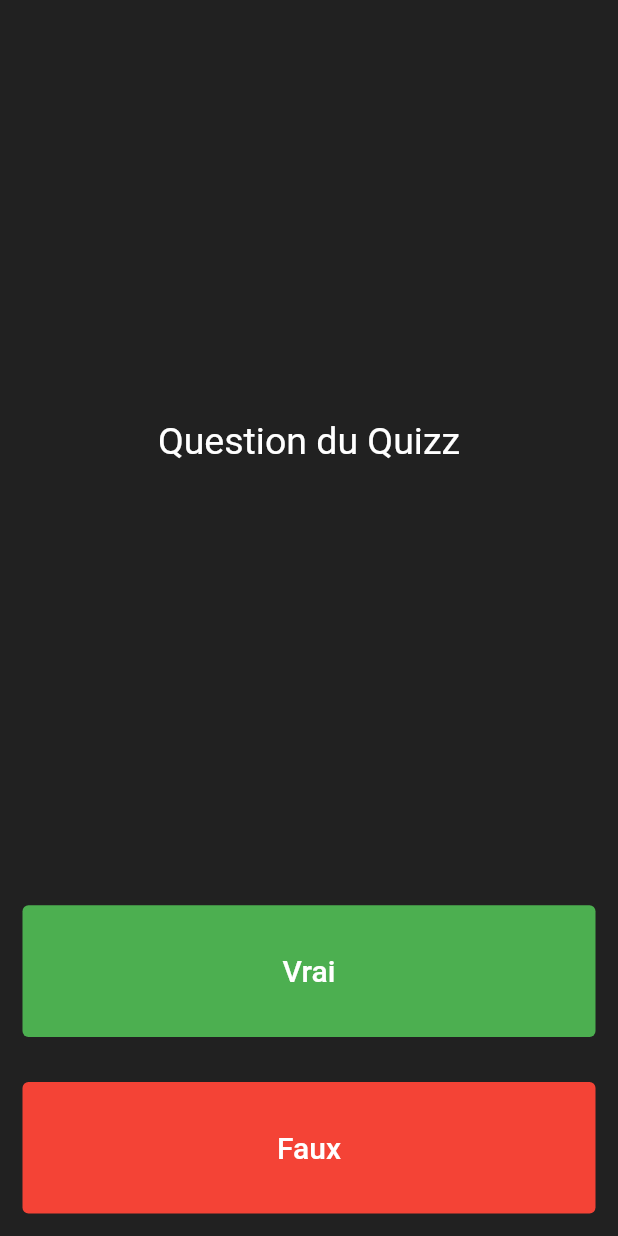
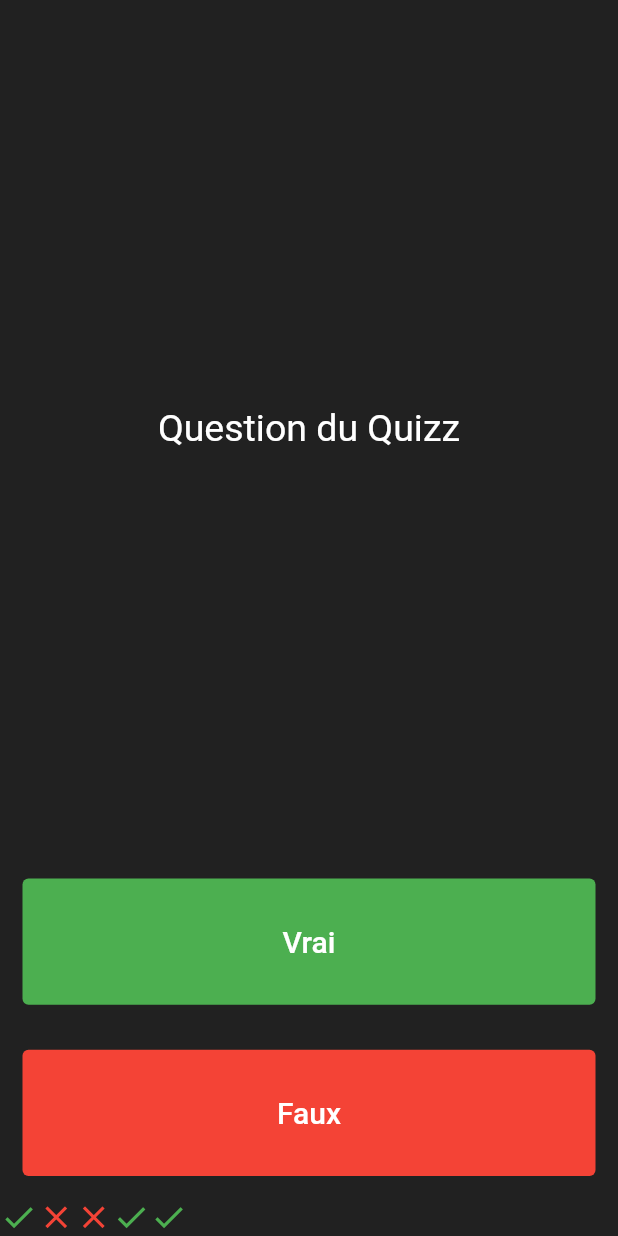
Before and after one commit to Ryll974/quizz_vf1, a Flutter app: the screen it shows after launch, on a phone screen of 412 x 824 dp. Run offline on Flutter 3.47's test engine with Material 2 defaults, Android fonts, the phone set to English and light mode, and no system bars.

Commit message:
3  - Les Listes

```diff
--- a/lib/main.dart
+++ b/lib/main.dart
@@ -19,10 +19,33 @@ class Quizz extends StatefulWidget {
 }
 
 class _Quizz extends State<Quizz> {
-  final Icon iconRight = Icon(Icons.check,color:Colors.green,size: 25.0,);
-  final Icon iconWrong = Icon(Icons.close,color:Colors.red,size: 25.0,);
-  List<Icon> listedesicones = [];
-  listedesicones = [iconRight];
+  List<Icon> listedesicones = [
+    Icon(
+      Icons.check,
+      color: Colors.green,
+      size: 25.0,
+    ),
+    Icon(
+      Icons.close,
+      color: Colors.red,
+      size: 25.0,
+    ),
+    Icon(
+      Icons.close,
+      color: Colors.red,
+      size: 25.0,
+    ),
+    Icon(
+      Icons.check,
+      color: Colors.green,
+      size: 25.0,
+    ),
+    Icon(
+      Icons.check,
+      color: Colors.green,
+      size: 25.0,
+    ),
+  ];
   @override
   Widget build(BuildContext context) {
     return Column(
```
